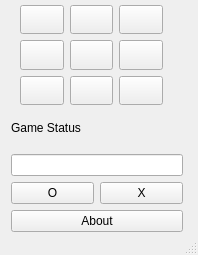
The window that Tic_Tac_Toe/tic_tac_toe.ui (abrarshahok/Tic-Tac-Toe-GUI-APP) describes before a commit, drawn with Qt 5.
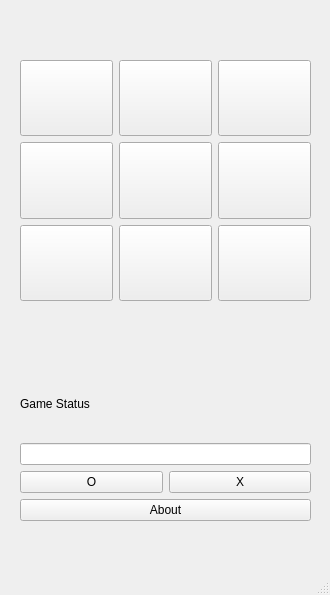
The same window after the commit. Icons and pictures are not drawn.

What changed in the file:
```diff
--- a/Tic_Tac_Toe/tic_tac_toe.ui
+++ b/Tic_Tac_Toe/tic_tac_toe.ui
@@ -9,8 +9,8 @@
    <rect>
     <x>0</x>
     <y>0</y>
-    <width>198</width>
-    <height>255</height>
+    <width>330</width>
+    <height>595</height>
    </rect>
   </property>
   <property name="sizePolicy">
@@ -27,8 +27,8 @@
   </property>
   <property name="maximumSize">
    <size>
-    <width>198</width>
-    <height>255</height>
+    <width>11000</width>
+    <height>11000</height>
    </size>
   </property>
   <property name="sizeIncrement">
@@ -58,9 +58,9 @@
     <property name="geometry">
      <rect>
       <x>20</x>
-      <y>5</y>
-      <width>143</width>
-      <height>100</height>
+      <y>60</y>
+      <width>291</width>
+      <height>241</height>
      </rect>
     </property>
     <layout class="QHBoxLayout" name="horizontalLayout_2">
@@ -198,10 +198,10 @@
    <widget class="QWidget" name="layoutWidget">
     <property name="geometry">
      <rect>
-      <x>11</x>
-      <y>108</y>
-      <width>172</width>
-      <height>124</height>
+      <x>20</x>
+      <y>370</y>
+      <width>291</width>
+      <height>151</height>
      </rect>
     </property>
     <layout class="QVBoxLayout" name="verticalLayout_5">
@@ -212,6 +212,9 @@
        </property>
        <item>
         <widget class="QLabel" name="label">
+         <property name="styleSheet">
+          <string notr="true">font: 14pt &quot;Fira Sans&quot;;</string>
+         </property>
          <property name="text">
           <string>Game Status</string>
          </property>
@@ -219,6 +222,9 @@
        </item>
        <item>
         <widget class="QLineEdit" name="Winner_Text">
+         <property name="styleSheet">
+          <string notr="true">font: 16pt &quot;Fira Sans&quot;;</string>
+         </property>
          <property name="text">
           <string/>
          </property>
@@ -234,6 +240,9 @@
          </property>
          <item>
           <widget class="QPushButton" name="mark_O">
+           <property name="styleSheet">
+            <string notr="true">font: 16pt &quot;Fira Sans&quot;;</string>
+           </property>
            <property name="text">
             <string>O</string>
            </property>
@@ -241,6 +250,9 @@
          </item>
          <item>
           <widget class="QPushButton" name="mark_X">
+           <property name="styleSheet">
+            <string notr="true">font: 16pt &quot;Fira Sans&quot;;</string>
+           </property>
            <property name="text">
             <string>X</string>
            </property>
@@ -252,6 +264,9 @@
      </item>
      <item>
       <widget class="QPushButton" name="About">
+       <property name="styleSheet">
+        <string notr="true">font: 16pt &quot;Fira Sans&quot;;</string>
+       </property>
        <property name="text">
         <string>About</string>
        </property>
```
Left out of the diff: 4 changed lines with no effect on the pictures.
